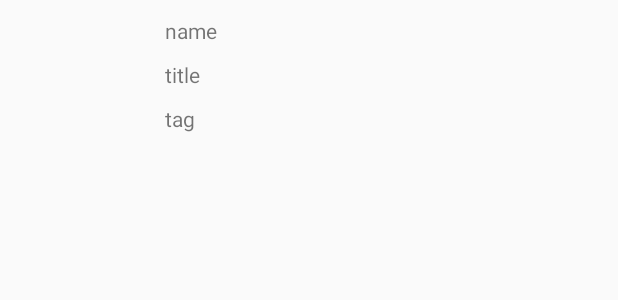
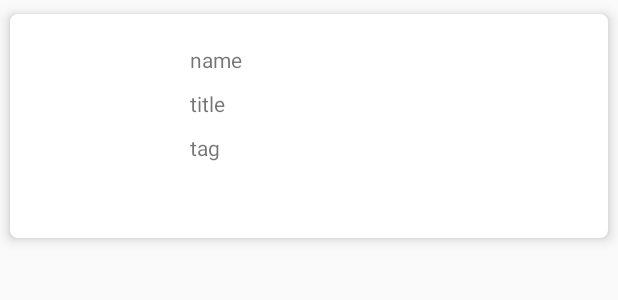
Before and after one commit to linjonh/LeagueOfLegendManual, an Android app: the layout item_hero_layout.xml on its own in the app's theme, with its tools: preview values and no code run, on a phone screen of 412 x 824 dp. Shown: the top 300 px of the screen. Run offline under Robolectric (Android 15) with nearby library versions, the phone set to English and light mode, and no system bars; plain views replace SimpleDraweeView.

Commit message:
1.add cardView for item layout 2.fix CardView width to match parent width using LayoutInflater.from(parent.getContext()).inflate(R.layout.item_hero_layout, parent, false); method to pass a parentVIew to constrain item layout width.

```diff
--- a/app/build.gradle
+++ b/app/build.gradle
@@ -9,7 +9,7 @@ android {
             storePassword 'linjonh1990'
         }
     }
-    compileSdkVersion 24
+    compileSdkVersion 25
     buildToolsVersion '25.0.0'
     defaultConfig {
         applicationId "com.jaysen.leagueoflegendmanual"
@@ -75,4 +75,5 @@ dependencies {
     compile 'com.jakewharton:butterknife:8.4.0'
     annotationProcessor 'com.jakewharton:butterknife-compiler:8.4.0'
     //    compile 'com.jakewharton:butterknife-annotations:8.4.0'
+    compile 'com.android.support:cardview-v7:25.0.1'
 }
--- a/app/src/main/java/com/jaysen/leagueoflegendmanual/ui/HeroInfos/HeroListAdapter.java
+++ b/app/src/main/java/com/jaysen/leagueoflegendmanual/ui/HeroInfos/HeroListAdapter.java
@@ -2,6 +2,7 @@ package com.jaysen.leagueoflegendmanual.ui.HeroInfos;
 
 import android.support.annotation.Nullable;
 import android.support.v7.widget.RecyclerView;
+import android.view.LayoutInflater;
 import android.view.View;
 import android.view.ViewGroup;
 import android.widget.TextView;
@@ -39,7 +40,7 @@ public class HeroListAdapter extends RecyclerView.Adapter<HeroListAdapter.HeroVi
 
     @Override
     public HeroViewHolder onCreateViewHolder(ViewGroup parent, int viewType) {
-        View view = View.inflate(parent.getContext(), R.layout.item_hero_layout, null);
+        View view = LayoutInflater.from(parent.getContext()).inflate(R.layout.item_hero_layout, parent, false);
         return new HeroViewHolder(view);
     }
 
--- a/app/src/main/res/layout/item_hero_layout.xml
+++ b/app/src/main/res/layout/item_hero_layout.xml
@@ -1,7 +1,25 @@
 <?xml version="1.0" encoding="utf-8"?>
-<LinearLayout
+<FrameLayout
     xmlns:android="http://schemas.android.com/apk/res/android"
     xmlns:app="http://schemas.android.com/apk/res-auto"
+    android:layout_width="match_parent"
+    android:layout_height="wrap_content">
+
+    <android.support.v7.widget.CardView
+        android:layout_width="match_parent"
+        android:layout_height="wrap_content"
+        android:padding="10dp"
+        app:cardBackgroundColor="@color/cardview_light_background"
+        app:cardCornerRadius="5dp"
+        app:cardElevation="5dp"
+        app:cardPreventCornerOverlap="true"
+        app:cardUseCompatPadding="true"
+        app:contentPadding="10dp"
+        app:layout_collapseMode="parallax"
+        app:layout_collapseParallaxMultiplier="@android:integer/config_mediumAnimTime"
+        app:theme="@style/AppTheme">
+
+        <LinearLayout
             android:layout_width="match_parent"
             android:layout_height="match_parent"
             android:orientation="vertical">
@@ -57,3 +75,5 @@
                 android:layout_marginTop="10dp"
                 android:text=""/>
         </LinearLayout>
+    </android.support.v7.widget.CardView>
+</FrameLayout>
```
Lines whose indentation alone changed are shown as unchanged.
